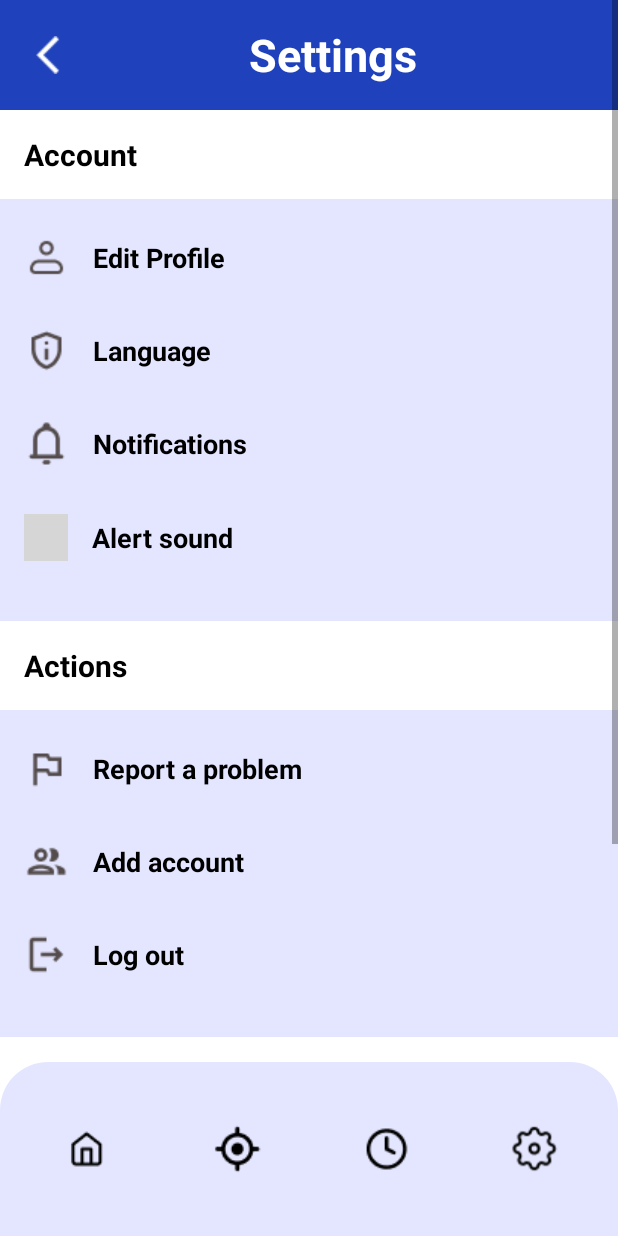
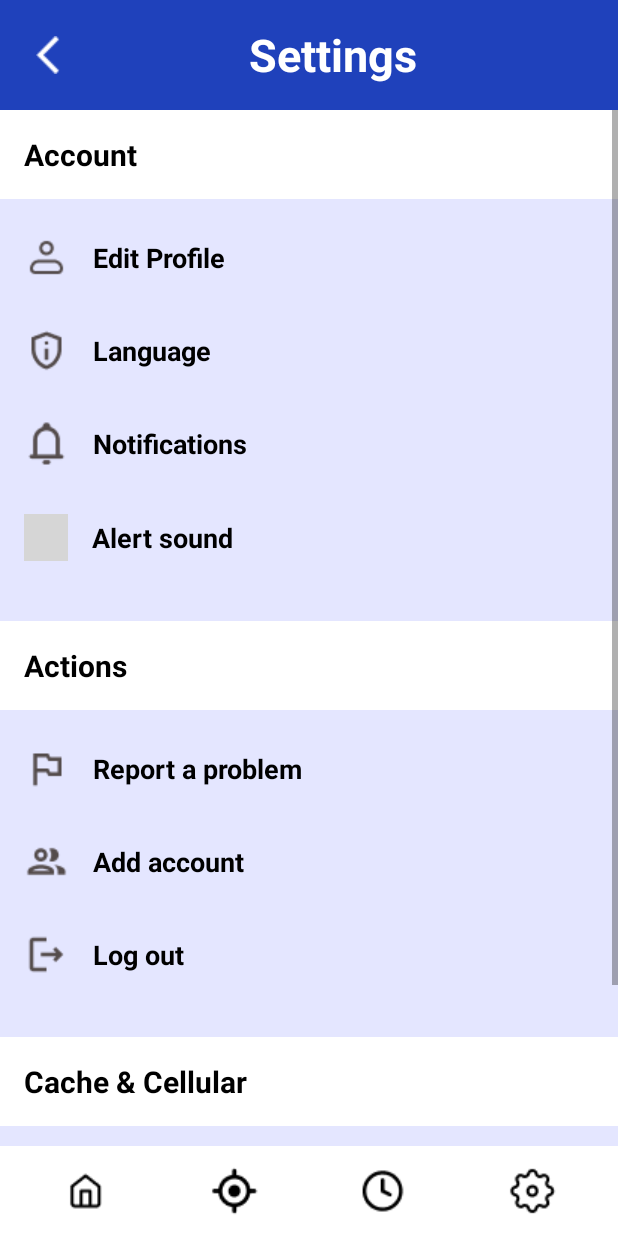
Before and after one commit to haidonglethqb/pothole, an Android app: the Settings screen opened directly, with no data from a screen before it, on a phone screen of 412 x 824 dp. Run offline under Robolectric (Android 15) with nearby library versions, the phone set to English and light mode, and no system bars; our stand-ins replace CircleImageView; grey boxes are pictures that could not be loaded.

Commit message:
Minor changes to activity_main.xml and activity_settings.xml

```diff
--- a/app/build.gradle.kts
+++ b/app/build.gradle.kts
@@ -54,15 +54,17 @@ dependencies {
     implementation ("com.google.firebase:firebase-auth:23.0.0")
     implementation ("com.google.android.gms:play-services-auth:21.2.0")
     implementation ("com.google.android.gms:play-services-location:21.0.0")
+    implementation ("com.google.android.gms:play-services-location:21.0.1")
 
     implementation("com.mapbox.navigation:android:2.15.2")
     implementation("com.mapbox.search:mapbox-search-android-ui:1.0.0-rc.6")
     implementation("androidx.core:core:1.9.0")
     implementation("androidx.activity:activity:1.7.0")
     implementation("com.mapbox.maps:android:10.0.0")
+
     implementation("com.github.bumptech.glide:glide:4.16.0")
     annotationProcessor("com.github.bumptech.glide:compiler:4.16.0")
-    implementation("com.google.android.gms:play-services-location:21.0.1")
+
 
 
 
--- a/app/src/main/res/layout/activity_settings.xml
+++ b/app/src/main/res/layout/activity_settings.xml
@@ -3,19 +3,6 @@
     android:layout_width="match_parent"
     android:layout_height="match_parent"
     android:background="@color/white">
-
-    <ScrollView
-        android:layout_width="match_parent"
-        android:layout_height="match_parent"
-        android:layout_above="@id/navigation_bar"
-        android:background="@color/white">
-
-        <LinearLayout
-            android:layout_width="match_parent"
-            android:layout_height="wrap_content"
-            android:id="@+id/main"
-            android:background="@color/white"
-            android:orientation="vertical">
 
     <!-- Header (Phần tiêu đề) -->
     <LinearLayout
@@ -24,7 +11,8 @@
         android:background="#1F41BB"
         android:gravity="center_vertical"
         android:orientation="horizontal"
-                android:padding="16dp">
+        android:padding="16dp"
+        android:id="@+id/header">
 
         <ImageButton
             android:id="@+id/btnBack"
@@ -47,6 +35,20 @@
             android:textSize="30sp"
             android:textStyle="bold" />
     </LinearLayout>
+
+    <ScrollView
+        android:layout_width="match_parent"
+        android:layout_height="match_parent"
+        android:layout_below="@id/header"
+        android:layout_above="@id/navigation_bar"
+        android:background="@color/white">
+
+        <LinearLayout
+            android:layout_width="match_parent"
+            android:layout_height="wrap_content"
+            android:id="@+id/main"
+            android:background="@color/white"
+            android:orientation="vertical">
 
             <!-- Account Section (Phần Tài khoản) -->
             <TextView
@@ -349,10 +351,65 @@
     </ScrollView>
 
     <!-- Bottom Navigation -->
-    <include
+    <FrameLayout
         android:id="@+id/navigation_bar"
-        layout="@layout/item_navigation_bar"
         android:layout_width="match_parent"
-        android:layout_height="wrap_content"
-        android:layout_alignParentBottom="true" />
+        android:layout_height="60dp"
+        android:layout_alignParentBottom="true"
+        android:padding="8dp">
+
+        <LinearLayout
+            android:layout_width="match_parent"
+            android:layout_height="match_parent"
+            android:orientation="horizontal">
+
+            <!-- Home Button -->
+            <ImageButton
+                android:id="@+id/home_button"
+                android:layout_width="0dp"
+                android:layout_height="match_parent"
+                android:layout_weight="1"
+                android:background="@android:color/transparent"
+                android:contentDescription="Open home"
+                android:scaleType="centerInside"
+                android:src="@drawable/home"
+                app:tint="@color/black" />
+
+            <!-- Maps Button -->
+            <ImageButton
+                android:id="@+id/maps_button"
+                android:layout_width="0dp"
+                android:layout_height="match_parent"
+                android:layout_weight="1"
+                android:background="@android:color/transparent"
+                android:contentDescription="Open maps"
+                android:scaleType="centerInside"
+                android:src="@drawable/maps"
+                app:tint="@color/black" />
+
+            <!-- History Button -->
+            <ImageButton
+                android:id="@+id/history_button"
+                android:layout_width="0dp"
+                android:layout_height="match_parent"
+                android:layout_weight="1"
+                android:background="@android:color/transparent"
+                android:contentDescription="Open report history"
+                android:scaleType="centerInside"
+                android:src="@drawable/history"
+                app:tint="@color/black" />
+
+            <!-- Settings Button -->
+            <ImageButton
+                android:id="@+id/settings_button"
+                android:layout_width="0dp"
+                android:layout_height="match_parent"
+                android:layout_weight="1"
+                android:background="@android:color/transparent"
+                android:contentDescription="Open settings"
+                android:scaleType="centerInside"
+                android:src="@drawable/settings"
+                app:tint="@color/black" />
+        </LinearLayout>
+    </FrameLayout>
 </RelativeLayout>
```
Also changed, not shown: app/src/main/res/layout/activity_main.xml (+117 -122 lines). Lines whose indentation alone changed are shown as unchanged.
